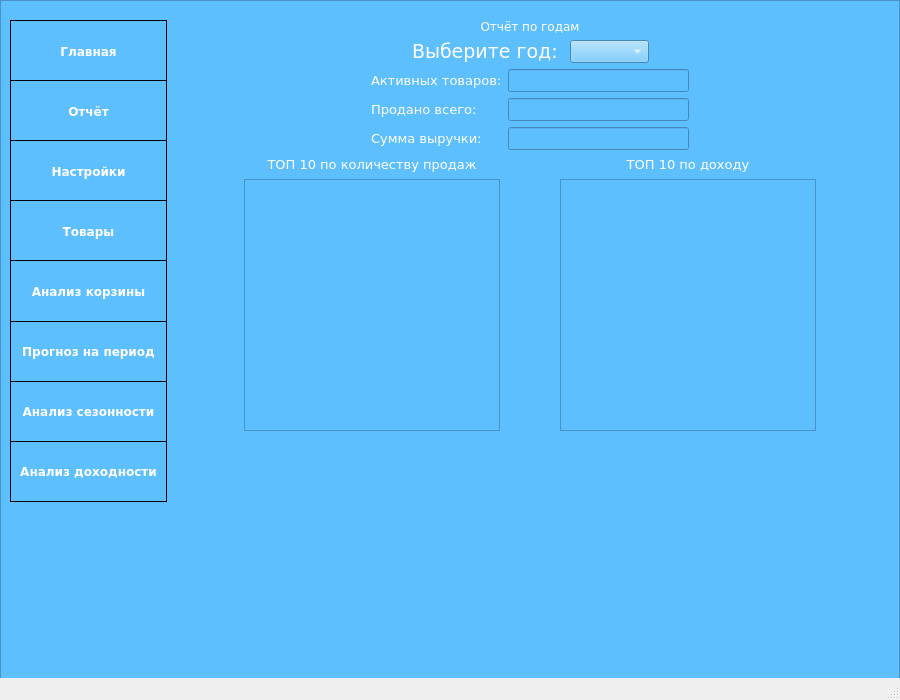
Above: design_dev.ui from miptivan/data_desktop before the change. Below: the same form after it.
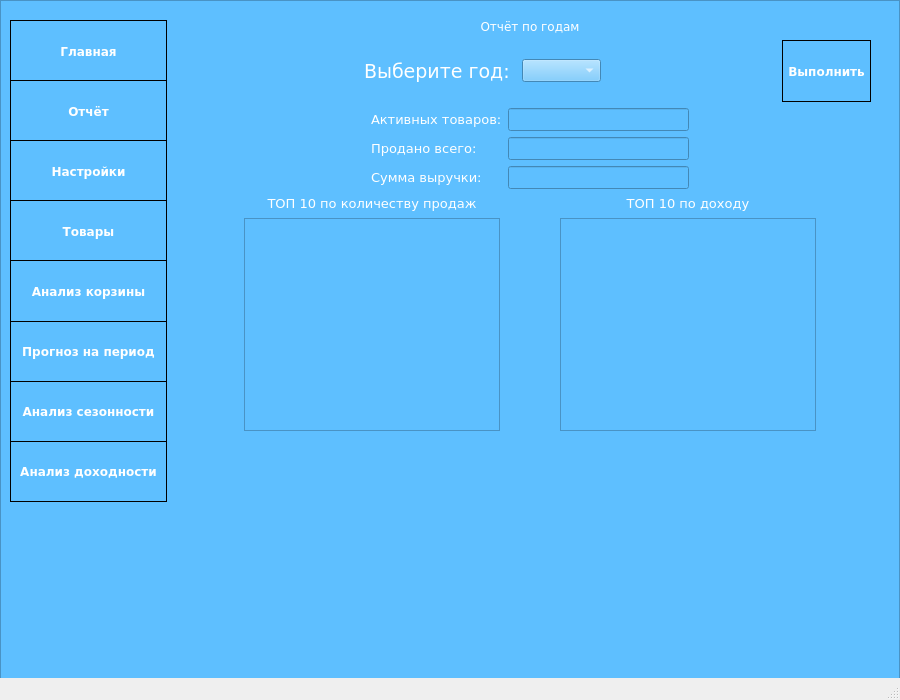
That is the form after the change. The open tabs and pages were chosen to show the change.

Commit message: submit button

```diff
--- a/design_dev.ui
+++ b/design_dev.ui
@@ -541,12 +541,22 @@
              </property>
              <property name="sizeHint" stdset="0">
               <size>
-               <width>40</width>
+               <width>20</width>
                <height>20</height>
               </size>
              </property>
             </spacer>
            </item>
+           <item>
+            <widget class="QPushButton" name="submit_but">
+             <property name="enabled">
+              <bool>true</bool>
+             </property>
+             <property name="text">
+              <string>Выполнить</string>
+             </property>
+            </widget>
+           </item>
           </layout>
          </item>
          <item>
```
Left out of the diff: 2 changed lines with no effect on the pictures.
